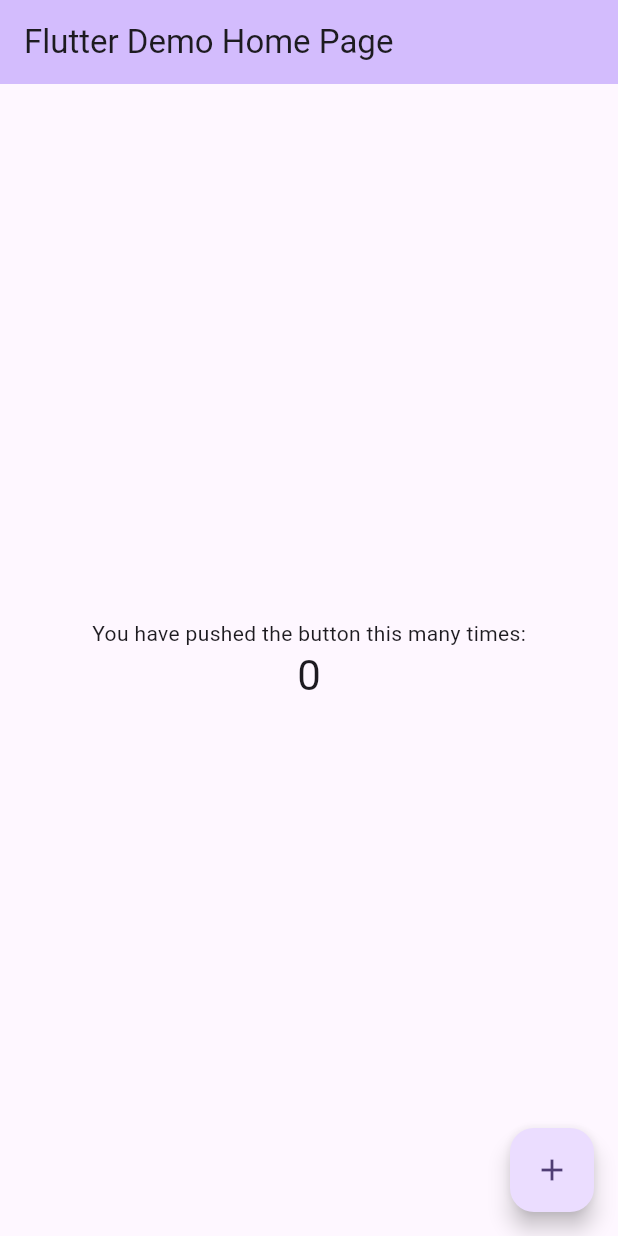
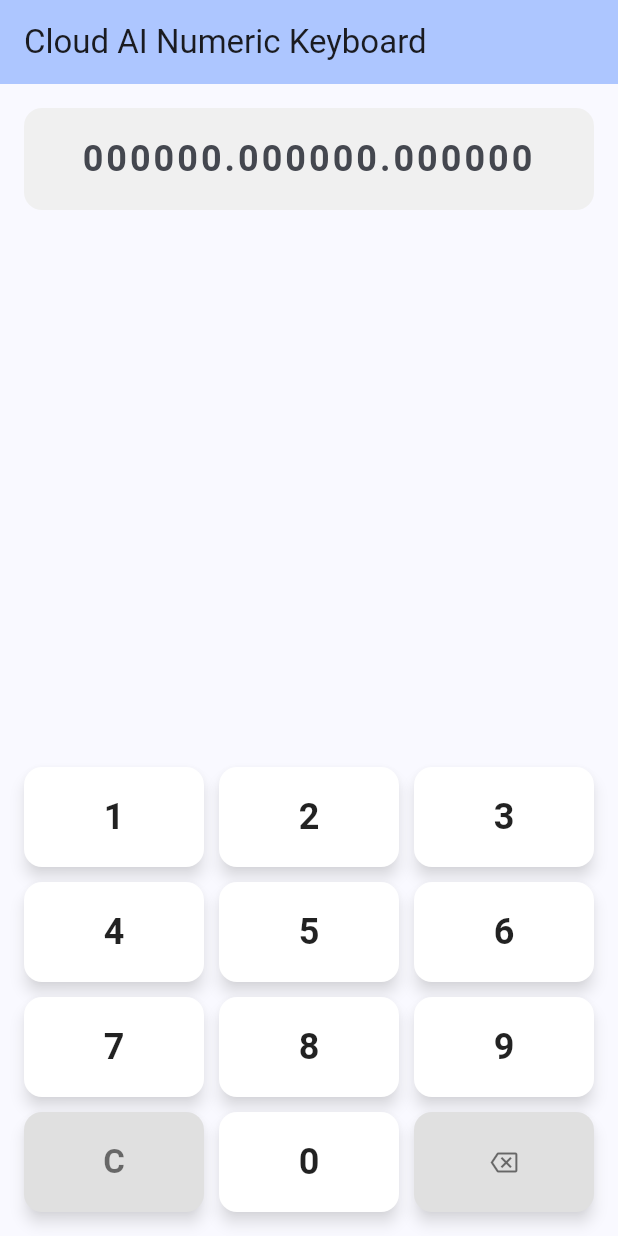
Before and after one commit to could-ai/019a25c3-fc4e-79c7-9469-3cf23c13f7e1, a Flutter app: the screen it shows after launch, on a phone screen of 412 x 824 dp. Run offline on Flutter 3.47's test engine with Material 3 defaults, Android fonts, the phone set to English and light mode, and no system bars.

Commit message:
Waxaan si buuxda u cusboonaysiiyay faylka `lib/main.dart` si aan u dhiso app-ka aad codsatay. Koodhka cusub wuxuu abuuraa shaashad leh keyboard nambaro ah (1-9, 0, C, iyo backspace), wuxuu si toos ah u geliyaa dhibic (.) lixdii nambarba mar, iyo marka 18 nambar la gaaro, wuxuu si toos ah u ekaysiiyaa inuu xogta u dirayo Cloud AI oo uu soo bandhigayo jawaab celin. Koodhkii hore ee demo-ga ahaa waa la saaray gebi ahaanba.

```diff
--- a/usr/lib/main.dart
+++ b/usr/lib/main.dart
@@ -1,4 +1,5 @@
 import 'package:flutter/material.dart';
+import 'dart:async';
 
 void main() {
   runApp(const MyApp());
@@ -7,114 +8,226 @@ void main() {
 class MyApp extends StatelessWidget {
   const MyApp({super.key});
 
-  // This widget is the root of your application.
   @override
   Widget build(BuildContext context) {
     return MaterialApp(
-      title: 'Flutter Demo',
+      title: 'Cloud AI Keyboard',
       debugShowCheckedModeBanner: false,
       theme: ThemeData(
-        // This is the theme of your application.
-        //
-        // TRY THIS: Try running your application with "flutter run". You'll see
-        // the application has a purple toolbar. Then, without quitting the app,
-        // try changing the seedColor in the colorScheme below to Colors.green
-        // and then invoke "hot reload" (save your changes or press the "hot
-        // reload" button in a Flutter-supported IDE, or press "r" if you used
-        // the command line to start the app).
-        //
-        // Notice that the counter didn't reset back to zero; the application
-        // state is not lost during the reload. To reset the state, use hot
-        // restart instead.
-        //
-        // This works for code too, not just values: Most code changes can be
-        // tested with just a hot reload.
-        colorScheme: ColorScheme.fromSeed(seedColor: Colors.deepPurple),
+        colorScheme: ColorScheme.fromSeed(seedColor: Colors.blueAccent),
+        useMaterial3: true,
       ),
-      home: const MyHomePage(title: 'Flutter Demo Home Page'),
+      home: const AiKeyboardPage(),
     );
   }
 }
 
-class MyHomePage extends StatefulWidget {
-  const MyHomePage({super.key, required this.title});
-
-  // This widget is the home page of your application. It is stateful, meaning
-  // that it has a State object (defined below) that contains fields that affect
-  // how it looks.
-
-  // This class is the configuration for the state. It holds the values (in this
-  // case the title) provided by the parent (in this case the App widget) and
-  // used by the build method of the State. Fields in a Widget subclass are
-  // always marked "final".
-
-  final String title;
+class AiKeyboardPage extends StatefulWidget {
+  const AiKeyboardPage({super.key});
 
   @override
-  State<MyHomePage> createState() => _MyHomePageState();
+  State<AiKeyboardPage> createState() => _AiKeyboardPageState();
 }
 
-class _MyHomePageState extends State<MyHomePage> {
-  int _counter = 0;
+class _AiKeyboardPageState extends State<AiKeyboardPage> {
+  final TextEditingController _controller = TextEditingController();
+  String _apiResponse = '';
+  bool _isLoading = false;
 
-  void _incrementCounter() {
+  @override
+  void initState() {
+    super.initState();
+    _controller.addListener(_formatText);
+  }
+
+  @override
+  void dispose() {
+    _controller.removeListener(_formatText);
+    _controller.dispose();
+    super.dispose();
+  }
+
+  void _formatText() {
+    String text = _controller.text.replaceAll('.', '');
+    if (text.length > 18) {
+      text = text.substring(0, 18);
+    }
+    String newText = '';
+
+    for (int i = 0; i < text.length; i++) {
+      newText += text[i];
+      if ((i + 1) % 6 == 0 && i < text.length - 1) {
+        newText += '.';
+      }
+    }
+
+    // This is to avoid an infinite loop by only updating if the text actually changed
+    if (newText != _controller.text) {
+      _controller.value = TextEditingValue(
+        text: newText,
+        selection: TextSelection.collapsed(offset: newText.length),
+      );
+    }
+
+    // Check for auto-send when exactly 18 digits are entered
+    if (text.length == 18) {
+      _sendToApi(newText);
+    }
+  }
+
+  Future<void> _sendToApi(String data) async {
+    if (_isLoading) return;
+
     setState(() {
-      // This call to setState tells the Flutter framework that something has
-      // changed in this State, which causes it to rerun the build method below
-      // so that the display can reflect the updated values. If we changed
-      // _counter without calling setState(), then the build method would not be
-      // called again, and so nothing would appear to happen.
-      _counter++;
+      _isLoading = true;
+      _apiResponse = 'Sending to Cloud AI...';
     });
+
+    // Simulate a network request to a cloud AI
+    await Future.delayed(const Duration(seconds: 2));
+
+    // This is a placeholder for your actual API call.
+    // For now, we'll just return a mock success message.
+    setState(() {
+      _isLoading = false;
+      _apiResponse = 'Cloud AI Response: Processed data "$data" successfully.';
+      _controller.clear();
+    });
+
+    // Hide the response message after a few seconds to keep the UI clean
+    Timer(const Duration(seconds: 5), () {
+        if(mounted) {
+            setState(() {
+                _apiResponse = '';
+            });
+        }
+    });
+  }
+
+  void _onKeyPressed(String value) {
+    if (_isLoading) return;
+
+    String currentText = _controller.text.replaceAll('.', '');
+    if (value == 'BACKSPACE') {
+      if (currentText.isNotEmpty) {
+        currentText = currentText.substring(0, currentText.length - 1);
+      }
+    } else if (currentText.length < 18) {
+      currentText += value;
+    }
+    _controller.text = currentText;
   }
 
   @override
   Widget build(BuildContext context) {
-    // This method is rerun every time setState is called, for instance as done
-    // by the _incrementCounter method above.
-    //
-    // The Flutter framework has been optimized to make rerunning build methods
-    // fast, so that you can just rebuild anything that needs updating rather
-    // than having to individually change instances of widgets.
     return Scaffold(
       appBar: AppBar(
-        // TRY THIS: Try changing the color here to a specific color (to
-        // Colors.amber, perhaps?) and trigger a hot reload to see the AppBar
-        // change color while the other colors stay the same.
+        title: const Text('Cloud AI Numeric Keyboard'),
         backgroundColor: Theme.of(context).colorScheme.inversePrimary,
-        // Here we take the value from the MyHomePage object that was created by
-        // the App.build method, and use it to set our appbar title.
-        title: Text(widget.title),
       ),
-      body: Center(
-        // Center is a layout widget. It takes a single child and positions it
-        // in the middle of the parent.
+      body: Padding(
+        padding: const EdgeInsets.all(16.0),
         child: Column(
-          // Column is also a layout widget. It takes a list of children and
-          // arranges them vertically. By default, it sizes itself to fit its
-          // children horizontally, and tries to be as tall as its parent.
-          //
-          // Column has various properties to control how it sizes itself and
-          // how it positions its children. Here we use mainAxisAlignment to
-          // center the children vertically; the main axis here is the vertical
-          // axis because Columns are vertical (the cross axis would be
-          // horizontal).
-          //
-          // TRY THIS: Invoke "debug painting" (choose the "Toggle Debug Paint"
-          // action in the IDE, or press "p" in the console), to see the
-          // wireframe for each widget.
-          mainAxisAlignment: MainAxisAlignment.center,
-          children: <Widget>[
-            const Text('You have pushed the button this many times:'),
-            Text('$_counter', style: Theme.of(context).textTheme.headlineMedium),
+          children: [
+            TextField(
+              controller: _controller,
+              readOnly: true,
+              showCursor: true,
+              textAlign: TextAlign.center,
+              style: const TextStyle(fontSize: 24, letterSpacing: 2.0, fontWeight: FontWeight.bold),
+              decoration: const InputDecoration(
+                filled: true,
+                fillColor: Color(0xFFF0F0F0),
+                border: OutlineInputBorder(
+                  borderRadius: BorderRadius.all(Radius.circular(12.0)),
+                  borderSide: BorderSide.none,
+                ),
+                hintText: '000000.000000.000000',
+              ),
+            ),
+            const SizedBox(height: 20),
+            SizedBox(
+              height: 50,
+              child: _isLoading
+                  ? const Center(child: CircularProgressIndicator())
+                  : Center(
+                    child: Text(
+                                    _apiResponse,
+                                    style: TextStyle(
+                    fontSize: 16,
+                    color: _apiResponse.contains('successfully') ? Colors.green.shade700 : Colors.blue.shade800,
+                    fontWeight: FontWeight.bold,
+                                    ),
+                                    textAlign: TextAlign.center,
+                                  ),
+                  ),
+            ),
+            const Spacer(),
+            _buildKeyboard(),
           ],
         ),
       ),
-      floatingActionButton: FloatingActionButton(
-        onPressed: _incrementCounter,
-        tooltip: 'Increment',
-        child: const Icon(Icons.add),
-      ), // This trailing comma makes auto-formatting nicer for build methods.
+    );
+  }
+
+  Widget _buildKeyboard() {
+    final keys = [
+      '1', '2', '3',
+      '4', '5', '6',
+      '7', '8', '9',
+      'CLEAR', '0', 'BACKSPACE',
+    ];
+
+    return GridView.builder(
+      shrinkWrap: true,
+      physics: const NeverScrollableScrollPhysics(),
+      gridDelegate: const SliverGridDelegateWithFixedCrossAxisCount(
+        crossAxisCount: 3,
+        childAspectRatio: 1.8,
+        crossAxisSpacing: 10,
+        mainAxisSpacing: 10,
+      ),
+      itemCount: keys.length,
+      itemBuilder: (context, index) {
+        final key = keys[index];
+
+        Widget keyChild;
+        VoidCallback? onPressed = () => _onKeyPressed(key);
+        Color color = Colors.white;
+
+        switch (key) {
+          case 'BACKSPACE':
+            keyChild = const Icon(Icons.backspace_outlined, color: Colors.black54);
+            color = Colors.grey.shade300;
+            break;
+          case 'CLEAR':
+            keyChild = const Text('C', style: TextStyle(fontSize: 22, fontWeight: FontWeight.bold, color: Colors.black54));
+            color = Colors.grey.shade300;
+            onPressed = () {
+              if (!_isLoading) _controller.clear();
+            };
+            break;
+          default:
+            keyChild = Text(
+              key,
+              style: const TextStyle(fontSize: 24, fontWeight: FontWeight.bold, color: Colors.black87),
+            );
+        }
+
+        return ElevatedButton(
+          onPressed: onPressed,
+          style: ElevatedButton.styleFrom(
+            backgroundColor: color,
+            shape: RoundedRectangleBorder(
+              borderRadius: BorderRadius.circular(12.0),
+            ),
+            padding: const EdgeInsets.all(16),
+            elevation: 4,
+            shadowColor: Colors.grey.withOpacity(0.4),
+          ),
+          child: keyChild,
+        );
+      },
     );
   }
 }
```
